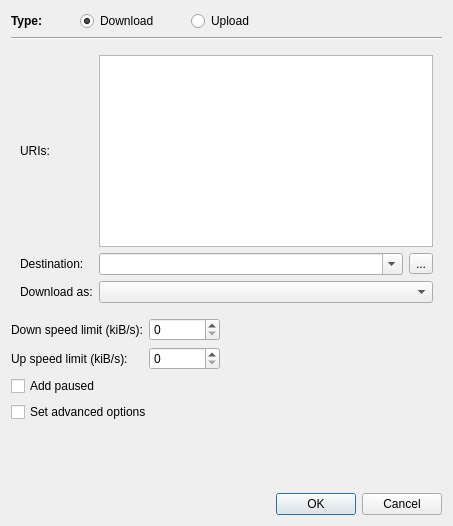
First picture: the form in NewTransferDlg.ui, repository LubosD/fatrat, before the edit.
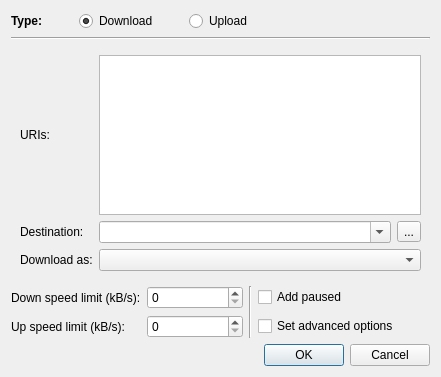
Second picture: the form after the edit. Icons and pictures are not drawn.

```diff
--- a/NewTransferDlg.ui
+++ b/NewTransferDlg.ui
@@ -5,8 +5,8 @@
    <rect>
     <x>0</x>
     <y>0</y>
-    <width>453</width>
-    <height>526</height>
+    <width>441</width>
+    <height>377</height>
    </rect>
   </property>
   <property name="windowTitle" >
@@ -237,77 +237,45 @@
    <item row="3" column="0" colspan="2" >
     <widget class="QLabel" name="label_4" >
      <property name="text" >
-      <string>Down speed limit (kiB/s):</string>
+      <string>Down speed limit (kB/s):</string>
      </property>
     </widget>
    </item>
    <item row="3" column="2" colspan="2" >
     <widget class="QSpinBox" name="spinDown" />
    </item>
-   <item row="3" column="4" colspan="2" >
-    <spacer>
+   <item rowspan="2" row="3" column="4" >
+    <widget class="Line" name="line_2" >
      <property name="orientation" >
-      <enum>Qt::Horizontal</enum>
+      <enum>Qt::Vertical</enum>
      </property>
-     <property name="sizeHint" >
-      <size>
-       <width>40</width>
-       <height>20</height>
-      </size>
+    </widget>
+   </item>
+   <item row="3" column="5" >
+    <widget class="QCheckBox" name="checkPaused" >
+     <property name="text" >
+      <string>Add paused</string>
      </property>
-    </spacer>
+    </widget>
    </item>
    <item row="4" column="0" colspan="2" >
     <widget class="QLabel" name="label_5" >
      <property name="text" >
-      <string>Up speed limit (kiB/s):</string>
+      <string>Up speed limit (kB/s):</string>
      </property>
     </widget>
    </item>
    <item row="4" column="2" colspan="2" >
     <widget class="QSpinBox" name="spinUp" />
    </item>
-   <item row="4" column="4" colspan="2" >
-    <spacer>
-     <property name="orientation" >
-      <enum>Qt::Horizontal</enum>
-     </property>
-     <property name="sizeHint" >
-      <size>
-       <width>40</width>
-       <height>20</height>
-      </size>
-     </property>
-    </spacer>
-   </item>
-   <item row="5" column="0" colspan="2" >
-    <widget class="QCheckBox" name="checkPaused" >
-     <property name="text" >
-      <string>Add paused</string>
-     </property>
-    </widget>
-   </item>
-   <item row="6" column="0" colspan="4" >
+   <item row="4" column="5" >
     <widget class="QCheckBox" name="checkDetails" >
      <property name="text" >
       <string>Set advanced options</string>
      </property>
     </widget>
    </item>
-   <item row="7" column="5" >
-    <spacer>
-     <property name="orientation" >
-      <enum>Qt::Vertical</enum>
-     </property>
-     <property name="sizeHint" >
-      <size>
-       <width>20</width>
-       <height>40</height>
-      </size>
-     </property>
-    </spacer>
-   </item>
-   <item row="8" column="0" colspan="6" >
+   <item row="5" column="4" colspan="2" >
     <widget class="QDialogButtonBox" name="buttonBox" >
      <property name="orientation" >
       <enum>Qt::Horizontal</enum>
```
